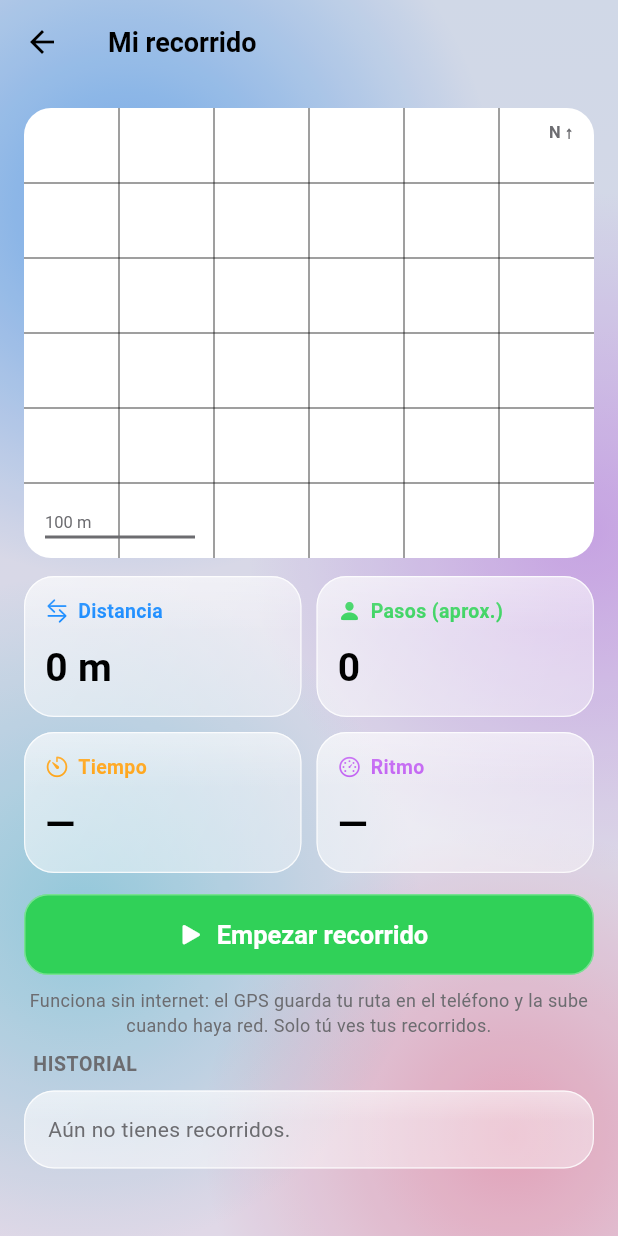
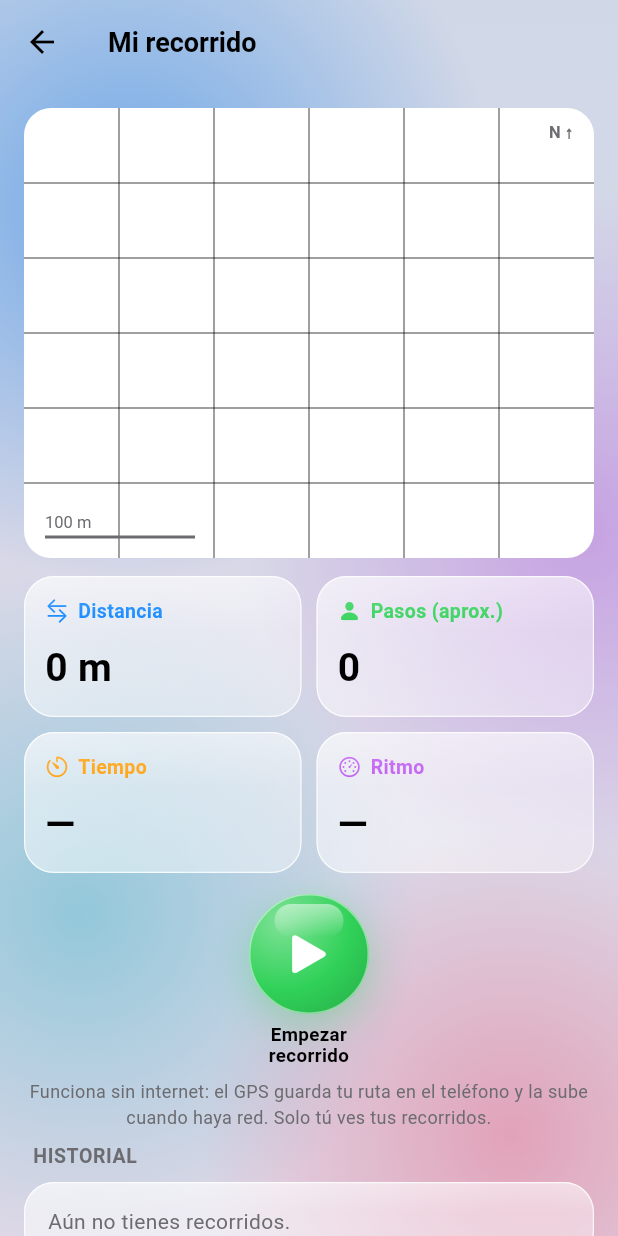
Before and after one commit to eduarzaraorbezo-art/apk_sistema_pulsera, a Flutter app: the _Shell screen opened directly, scrolled down 576 dp, after a tap on "Mi recorrido", on a phone screen of 412 x 824 dp. Run offline on Flutter 3.47's test engine with Material 3 defaults, Android fonts, the phone set to English and light mode, and no system bars; our stand-ins replace audioplayers, camera, connectivity_plus, flutter_blue_plus, flutter_local_notifications, flutter_secure_storage and 6 more; missing offline and left inert: flutter_foreground_task, record, workmanager; accounts and stored records are empty; statements that could not run were skipped.

Commit message:
Botones circulares con icono (RoundBtn/RoundRow) y accesos rápidos esféricos
Co-Authored-By: Claude Sonnet 5.5 <noreply@anthropic.com>
Claude-Session: https://claude.ai/code/session_01QpWCTbZ6g8XrshVPCtqh5X

```diff
--- a/aegis-flutter-app/aegis/flutter_app/lib/ui/contacts_screen.dart
+++ b/aegis-flutter-app/aegis/flutter_app/lib/ui/contacts_screen.dart
@@ -32,16 +32,17 @@ class ContactsScreen extends StatelessWidget {
               Text('Aún no tienes contactos', style: TextStyle(fontSize: 17, fontWeight: FontWeight.w600, color: p.label)),
               Text('Agrega a quienes deben recibir tu alerta y tu ubicación.', textAlign: TextAlign.center, style: TextStyle(color: p.secondary)),
               const SizedBox(height: 12),
-              FilledButton(onPressed: () => _add(context, s), child: const Text('Agregar contacto')),
+              RoundBtn(icon: CupertinoIcons.person_add_solid, label: 'Agregar', color: AC.blue, onTap: () => _add(context, s)),
             ]),
           )
         else ...[
-          FilledButton.icon(
-            style: FilledButton.styleFrom(backgroundColor: AC.green),
-            onPressed: () async { if (!await s.alertContacts() && context.mounted) toast(context, 'No se pudo abrir mensajes'); },
-            icon: const Icon(CupertinoIcons.location_fill),
-            label: const Text('Compartir mi ubicación con todos'),
-          ),
+          RoundRow([
+            RoundBtn(
+              icon: CupertinoIcons.location_fill, label: 'Compartir ubicación', color: AC.green, size: 72,
+              onTap: () async { if (!await s.alertContacts() && context.mounted) toast(context, 'No se pudo abrir mensajes'); },
+            ),
+            RoundBtn(icon: CupertinoIcons.person_add_solid, label: 'Agregar', color: AC.blue, size: 72, onTap: () => _add(context, s)),
+          ]),
           const SizedBox(height: 14),
           Group(children: [
             for (var i = 0; i < s.contacts.length; i++)
@@ -91,12 +92,11 @@ class ContactsScreen extends StatelessWidget {
         Text(name, textAlign: TextAlign.center, style: TextStyle(fontSize: 22, fontWeight: FontWeight.w800, color: p.label)),
         Text(phone, textAlign: TextAlign.center, style: TextStyle(color: p.secondary)),
         const SizedBox(height: 14),
-        FilledButton.icon(onPressed: () { launchUrl(Uri.parse('tel:${_clean(phone)}')); Navigator.pop(c); }, icon: const Icon(CupertinoIcons.phone_fill), label: const Text('Llamar')),
-        const SizedBox(height: 8),
-        FilledButton.icon(
-            style: FilledButton.styleFrom(backgroundColor: AC.green),
-            onPressed: () { launchUrl(Uri.parse('sms:${_clean(phone)}')); Navigator.pop(c); },
-            icon: const Icon(CupertinoIcons.chat_bubble_fill), label: const Text('Enviar mensaje')),
+        RoundRow([
+          RoundBtn(icon: CupertinoIcons.phone_fill, label: 'Llamar', color: AC.green, size: 72, onTap: () { launchUrl(Uri.parse('tel:${_clean(phone)}')); Navigator.pop(c); }),
+          RoundBtn(icon: CupertinoIcons.chat_bubble_fill, label: 'Mensaje', color: AC.blue, size: 72, onTap: () { launchUrl(Uri.parse('sms:${_clean(phone)}')); Navigator.pop(c); }),
+          RoundBtn(icon: CupertinoIcons.paperplane_fill, label: 'WhatsApp', color: AC.teal, size: 72, onTap: () { launchUrl(Uri.parse('https://wa.me/${_clean(phone).replaceAll('+', '')}'), mode: LaunchMode.externalApplication); Navigator.pop(c); }),
+        ]),
       ]);
     });
   }
--- a/aegis-flutter-app/aegis/flutter_app/lib/ui/routes_screen.dart
+++ b/aegis-flutter-app/aegis/flutter_app/lib/ui/routes_screen.dart
@@ -41,11 +41,13 @@ class RoutesScreen extends StatelessWidget {
               Expanded(child: StatTile(icon: CupertinoIcons.speedometer, label: 'Ritmo', value: t.paceMinPerKm == 0 ? '—' : '${t.paceMinPerKm.toStringAsFixed(1)} min/km', color: AC.purple)),
             ]),
             const SizedBox(height: 14),
-            FilledButton.icon(
-              style: FilledButton.styleFrom(backgroundColor: t.active ? AC.red : AC.green, minimumSize: const Size.fromHeight(54), shape: RoundedRectangleBorder(borderRadius: BorderRadius.circular(16))),
-              icon: Icon(t.active ? CupertinoIcons.stop_fill : CupertinoIcons.play_fill),
-              label: Text(t.active ? 'Terminar recorrido' : 'Empezar recorrido', style: const TextStyle(fontSize: 17, fontWeight: FontWeight.w700)),
-              onPressed: () async {
+            Center(
+              child: RoundBtn(
+                size: 80,
+                color: t.active ? AC.red : AC.green,
+                icon: t.active ? CupertinoIcons.stop_fill : CupertinoIcons.play_fill,
+                label: t.active ? 'Terminar recorrido' : 'Empezar recorrido',
+                onTap: () async {
                 if (t.active) {
                   await t.stop();
                   s.syncNow();
@@ -54,6 +56,7 @@ class RoutesScreen extends StatelessWidget {
                   if (!ok && context.mounted && t.error != null) toast(context, t.error!);
                 }
               },
+            ),
             ),
             if (t.error != null && !t.active) Padding(padding: const EdgeInsets.only(top: 8), child: Text(t.error!, style: const TextStyle(color: AC.red))),
             const SizedBox(height: 8),
@@ -91,11 +94,7 @@ class RoutesScreen extends StatelessWidget {
           MapView(track: pts, height: 260),
           const SizedBox(height: 12),
           if (pts.isNotEmpty)
-            OutlinedButton.icon(
-              icon: const Icon(CupertinoIcons.map),
-              label: const Text('Ver inicio en Mapas'),
-              onPressed: () => launchUrl(Uri.parse('geo:${pts.first[0]},${pts.first[1]}?q=${pts.first[0]},${pts.first[1]}')),
-            ),
+            Center(child: RoundBtn(icon: CupertinoIcons.map_fill, label: 'Ver en Mapas', color: AC.blue, onTap: () => launchUrl(Uri.parse('geo:${pts.first[0]},${pts.first[1]}?q=${pts.first[0]},${pts.first[1]}')))),
           TextButton(
             onPressed: () async { Navigator.pop(c); await s.trk.remove(r['id'] as String); },
             child: const Text('Eliminar recorrido', style: TextStyle(color: AC.red)),
--- a/aegis-flutter-app/aegis/flutter_app/lib/ui/safety_screen.dart
+++ b/aegis-flutter-app/aegis/flutter_app/lib/ui/safety_screen.dart
@@ -44,7 +44,7 @@ class _SafetyScreenState extends State<SafetyScreen> {
               const SizedBox(height: 10),
               Segmented<int>(value: _minutes, items: const {15: '15 min', 30: '30 min', 60: '1 h', 120: '2 h'}, onChanged: (v) => setState(() => _minutes = v)),
               const SizedBox(height: 14),
-              FilledButton.icon(onPressed: () => s.startCheckin(_label, _minutes), icon: const Icon(CupertinoIcons.timer), label: const Text('Iniciar check-in')),
+              RoundBtn(icon: CupertinoIcons.timer, label: 'Iniciar check-in', color: AC.blue, size: 76, onTap: () => s.startCheckin(_label, _minutes)),
             ]),
           )
         else
@@ -58,14 +58,10 @@ class _SafetyScreenState extends State<SafetyScreen> {
                 child: Text(mmss(s.checkinRemainingSec), style: TextStyle(fontSize: 40, fontWeight: FontWeight.w800, color: p.label)),
               ),
               const SizedBox(height: 14),
-              FilledButton.icon(
-                  style: FilledButton.styleFrom(backgroundColor: AC.green),
-                  onPressed: s.confirmCheckin, icon: const Icon(CupertinoIcons.check_mark_circled_solid), label: const Text('Estoy bien')),
-              const SizedBox(height: 8),
-              Row(children: [
-                Expanded(child: OutlinedButton(onPressed: () => s.extendCheckin(15), child: const Text('+15 min'))),
-                const SizedBox(width: 10),
-                Expanded(child: OutlinedButton(onPressed: s.confirmCheckin, child: const Text('Cancelar'))),
+              RoundRow([
+                RoundBtn(icon: CupertinoIcons.check_mark, label: 'Estoy bien', color: AC.green, size: 76, onTap: s.confirmCheckin),
+                RoundBtn(icon: CupertinoIcons.plus, label: '+15 min', color: AC.orange, size: 76, onTap: () => s.extendCheckin(15)),
+                RoundBtn(icon: CupertinoIcons.xmark, label: 'Cancelar', color: AC.gray, size: 76, onTap: s.confirmCheckin),
               ]),
               const SizedBox(height: 8),
               Text('Funciona mientras AEGIS siga activo en el teléfono (no la cierres desde recientes).', textAlign: TextAlign.center, style: TextStyle(fontSize: 12, color: p.secondary)),
--- a/aegis-flutter-app/aegis/flutter_app/lib/ui/widgets.dart
+++ b/aegis-flutter-app/aegis/flutter_app/lib/ui/widgets.dart
@@ -361,7 +361,82 @@ class Segmented<T> extends StatelessWidget {
   }
 }
 
-/// Botón circular de acción rápida.
+/// Esfera de cristal con brillo: base de todos los botones redondos.
+class _Orb extends StatelessWidget {
+  const _Orb({required this.icon, required this.color, required this.size, this.outline = false, this.loading = false});
+  final IconData icon;
+  final Color color;
+  final double size;
+  final bool outline, loading;
+  @override
+  Widget build(BuildContext context) {
+    final p = Pal.of(context);
+    final fg = outline ? color : Colors.white;
+    return Container(
+      width: size, height: size,
+      decoration: BoxDecoration(
+        shape: BoxShape.circle,
+        gradient: outline
+            ? null
+            : RadialGradient(center: const Alignment(-0.45, -0.55), radius: 1.05, colors: [Color.lerp(color, Colors.white, 0.38)!, color, Color.lerp(color, Colors.black, 0.18)!], stops: const [0, 0.55, 1]),
+        color: outline ? color.withOpacity(0.12) : null,
+        border: Border.all(color: outline ? color.withOpacity(0.55) : Colors.white.withOpacity(0.45), width: outline ? 1.5 : 1),
+        boxShadow: outline ? null : [BoxShadow(color: color.withOpacity(p.dark ? 0.45 : 0.35), blurRadius: size * 0.28, offset: Offset(0, size * 0.09))],
+      ),
+      child: Stack(alignment: Alignment.center, children: [
+        if (!outline)
+          Positioned(
+            top: size * 0.07, left: size * 0.2, right: size * 0.2, height: size * 0.28,
+            child: DecoratedBox(decoration: BoxDecoration(borderRadius: BorderRadius.circular(size), gradient: LinearGradient(begin: Alignment.topCenter, end: Alignment.bottomCenter, colors: [Colors.white.withOpacity(0.50), Colors.white.withOpacity(0)]))),
+          ),
+        loading ? SizedBox(width: size * 0.36, height: size * 0.36, child: CircularProgressIndicator(strokeWidth: 2.6, color: fg)) : Icon(icon, color: fg, size: size * 0.44),
+      ]),
+    );
+  }
+}
+
+/// Botón circular con el icono de lo que hace y su nombre debajo.
+class RoundBtn extends StatelessWidget {
+  const RoundBtn({super.key, required this.icon, required this.label, required this.onTap, this.color = AC.blue, this.size = 64, this.outline = false, this.loading = false});
+  final IconData icon;
+  final String label;
+  final VoidCallback? onTap;
+  final Color color;
+  final double size;
+  final bool outline, loading;
+  @override
+  Widget build(BuildContext context) {
+    final p = Pal.of(context);
+    final off = onTap == null || loading;
+    return Opacity(
+      opacity: onTap == null ? 0.45 : 1,
+      child: PressScale(
+        onTap: off ? null : onTap,
+        child: SizedBox(
+          width: size + 22,
+          child: Column(mainAxisSize: MainAxisSize.min, children: [
+            _Orb(icon: icon, color: color, size: size, outline: outline, loading: loading),
+            const SizedBox(height: 7),
+            Text(label, textAlign: TextAlign.center, maxLines: 2, overflow: TextOverflow.ellipsis, style: TextStyle(fontSize: 12.5, fontWeight: FontWeight.w600, color: p.label, height: 1.15)),
+          ]),
+        ),
+      ),
+    );
+  }
+}
+
+/// Fila de botones redondos repartidos por igual.
+class RoundRow extends StatelessWidget {
+  const RoundRow(this.children, {super.key});
+  final List<Widget> children;
+  @override
+  Widget build(BuildContext context) => Padding(
+        padding: const EdgeInsets.symmetric(vertical: 4),
+        child: Row(crossAxisAlignment: CrossAxisAlignment.start, mainAxisAlignment: MainAxisAlignment.spaceEvenly, children: children),
+      );
+}
+
+/// Acceso rápido circular del inicio.
 class QuickAction extends StatelessWidget {
   const QuickAction({super.key, required this.icon, required this.color, required this.label, required this.onTap});
   final IconData icon;
@@ -375,16 +450,7 @@ class QuickAction extends StatelessWidget {
       child: PressScale(
         onTap: onTap,
         child: Column(children: [
-          Container(
-            width: 62, height: 62,
-            decoration: BoxDecoration(
-              borderRadius: BorderRadius.circular(22),
-              gradient: LinearGradient(begin: Alignment.topLeft, end: Alignment.bottomRight, colors: [Color.lerp(color, Colors.white, 0.22)!, color]),
-              border: Border.all(color: Colors.white.withOpacity(0.35), width: 0.8),
-              boxShadow: [BoxShadow(color: color.withOpacity(p.dark ? 0.35 : 0.28), blurRadius: 12, offset: const Offset(0, 5))],
-            ),
-            child: Icon(icon, color: Colors.white, size: 27),
-          ),
+          _Orb(icon: icon, color: color, size: 62),
           const SizedBox(height: 7),
           Text(label, textAlign: TextAlign.center, maxLines: 2, style: TextStyle(fontSize: 12, fontWeight: FontWeight.w500, color: p.label)),
         ]),
```
Also changed, not shown: aegis-flutter-app/aegis/flutter_app/lib/ui/community_screen.dart (+7 -10 lines), aegis-flutter-app/aegis/flutter_app/lib/ui/home_screen.dart (+10 -19 lines), aegis-flutter-app/aegis/flutter_app/lib/ui/protection_screen.dart (+11 -13 lines).
